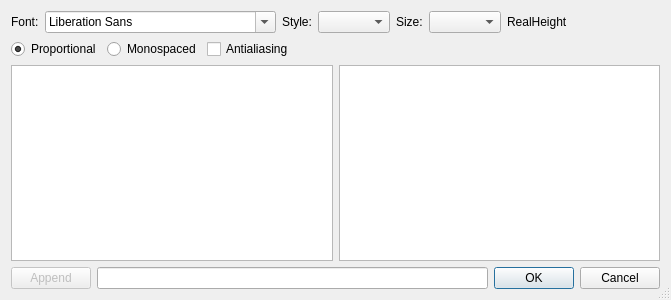
riuson/lcd-image-converter, file controls/fonts/dialogfontselect.ui: the form before one commit.
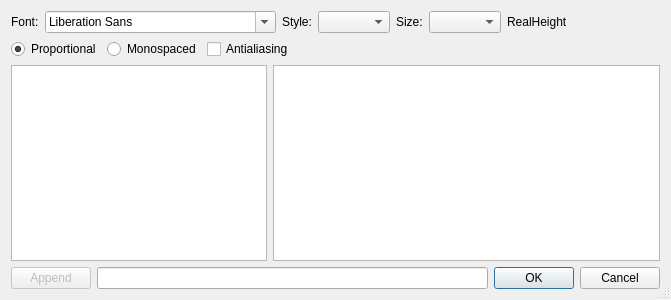
The form after the commit.

Commit message: List box width changed

What changed in the file:
```diff
--- a/controls/fonts/dialogfontselect.ui
+++ b/controls/fonts/dialogfontselect.ui
@@ -115,7 +115,14 @@
    <item>
     <layout class="QHBoxLayout" name="horizontalLayout_4">
      <item>
-      <widget class="QListView" name="listViewBlocks"/>
+      <widget class="QListView" name="listViewBlocks">
+       <property name="sizePolicy">
+        <sizepolicy hsizetype="Preferred" vsizetype="Expanding">
+         <horstretch>0</horstretch>
+         <verstretch>0</verstretch>
+        </sizepolicy>
+       </property>
+      </widget>
      </item>
      <item>
       <widget class="QTableView" name="tableView"/>
```
